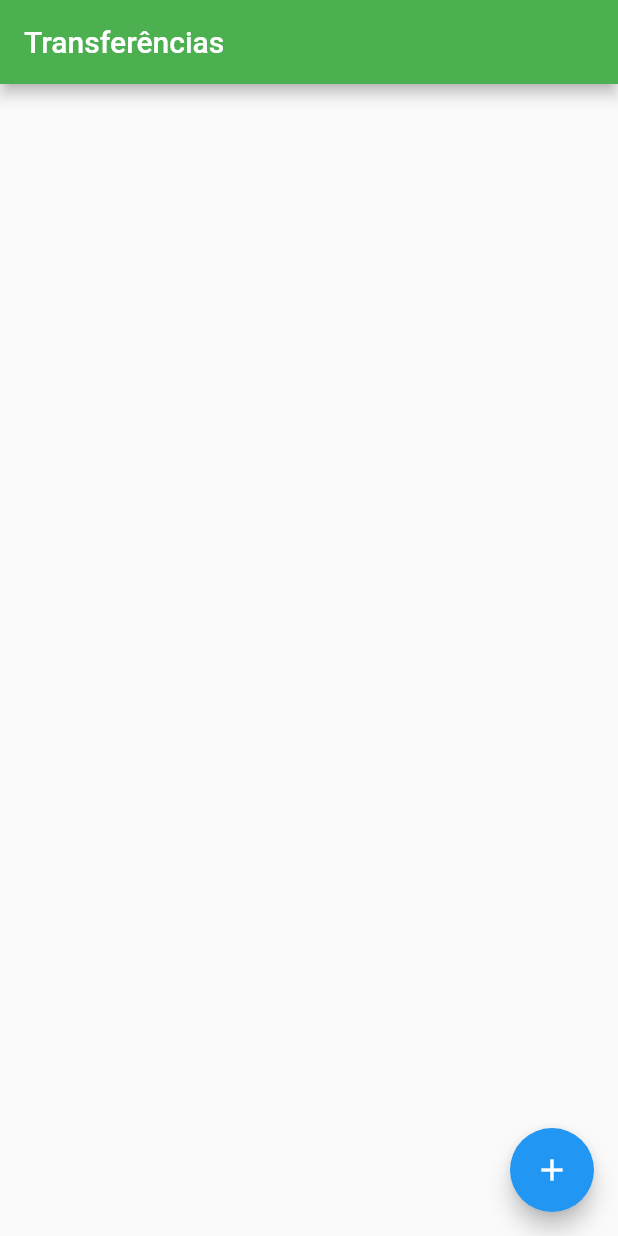
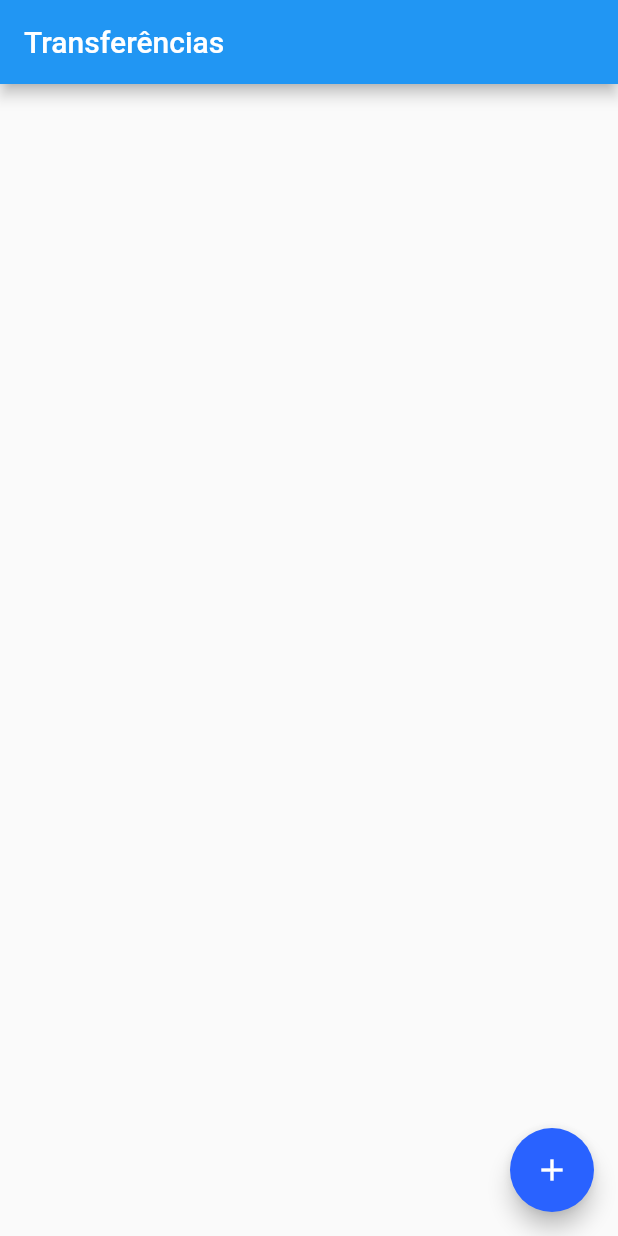
Before and after one commit to leoomolina/alura-byte-bank, a Flutter app: the screen it shows after launch, on a phone screen of 412 x 824 dp. Run offline on Flutter 3.47's test engine with Material 2 defaults, Android fonts, the phone set to English and light mode, and no system bars.

Commit message:
Ajustando tema do projeto

```diff
--- a/lib/main.dart
+++ b/lib/main.dart
@@ -6,9 +6,13 @@ class ByteBankApp extends StatelessWidget {
   @override
   Widget build(BuildContext context) {
     return MaterialApp(
-      home: Scaffold(
-        body: ListaTransferencias(),
-      ),
+      home: ListaTransferencias(),
+      theme: ThemeData(
+          primaryColor: Colors.green[900],
+          accentColor: Colors.blueAccent[700],
+          buttonTheme: ButtonThemeData(
+              buttonColor: Colors.blueAccent[700],
+              textTheme: ButtonTextTheme.primary)),
       debugShowCheckedModeBanner: false,
     );
   }
@@ -108,7 +112,6 @@ class ListaTransferenciasState extends State<ListaTransferencias> {
     return Scaffold(
       appBar: AppBar(
         title: Text('Transferências'),
-        backgroundColor: Colors.green,
       ),
       body: ListView.builder(
         itemCount: widget._transferencias.length,
```
